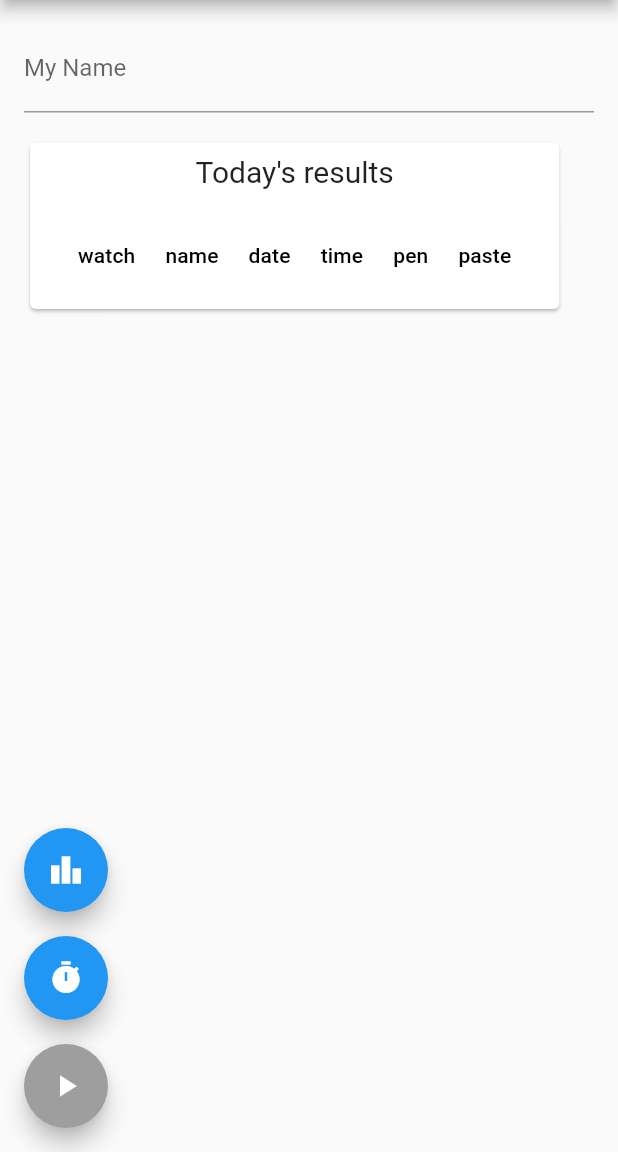
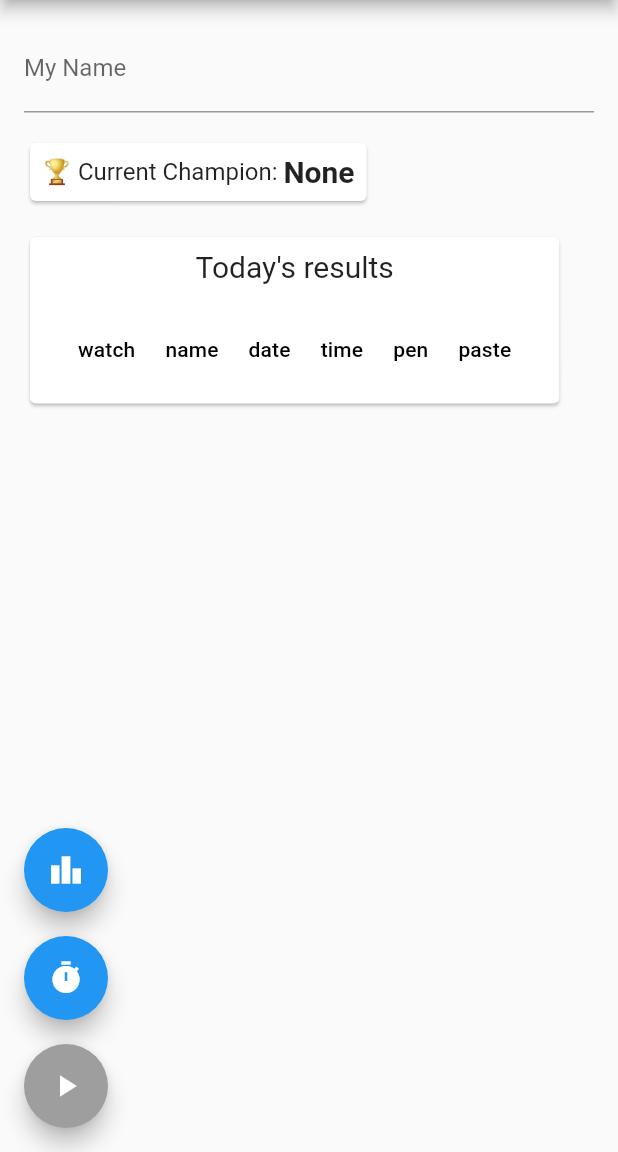
Before and after one commit to jackdreilly/reidle-flutter, a Flutter app: the screen it shows after launch, on a phone screen of 412 x 824 dp, the part 84-1236 px from its top. Run offline on Flutter 3.47's test engine with Material 2 defaults, Android fonts, the light colour scheme and no system bars; our stand-ins replace cloud_firestore, firebase_analytics, firebase_auth, firebase_core, freezed_annotation, google_fonts; accounts and stored records are empty; network calls fail; statements that could not run were skipped; project files that could hold a hidden picture were left out.

Commit message:
practice w/o name is fine, and champion card

```diff
--- a/lib/main.dart
+++ b/lib/main.dart
@@ -143,7 +143,7 @@ class ReidleProvider extends ChangeNotifier {
       }
     }
 
-    if (FirebaseAuth.instance.currentUser?.displayName?.isEmpty ?? true) {
+    if (FirebaseAuth.instance.currentUser?.displayName?.isEmpty ?? true && isReal) {
       return snack("Must set name");
     }
     if (controller.text.isEmpty) return null;
@@ -261,6 +261,7 @@ class Home extends StatelessWidget {
                   child: Column(children: const [MyNameWidget()]),
                 ),
               ),
+              const PreviousWeekWinnerCalloutWidget(),
               Padding(
                 padding: const EdgeInsets.all(8.0),
                 child: Card(
@@ -824,3 +825,29 @@ class HistoryDataTable extends StatelessWidget {
 extension on DateTime {
   DateTime get startOfDay => DateTime(year, month, day);
 }
+
+class PreviousWeekWinnerCalloutWidget extends StatelessWidget {
+  const PreviousWeekWinnerCalloutWidget({super.key});
+
+  @override
+  Widget build(BuildContext context) {
+    final thisWeeksWinnersName =
+        Provider.of<Submissions>(context).previous.firstOrNull?.name ?? "None";
+    return Padding(
+      padding: const EdgeInsets.all(8.0),
+      child: Card(
+          child: Padding(
+        padding: const EdgeInsets.all(8.0),
+        child: Row(
+          mainAxisSize: MainAxisSize.min,
+          children: [
+            const Text("🏆 Current Champion: ", style: TextStyle(fontSize: 16)),
+            Text(thisWeeksWinnersName,
+                style:
+                    const TextStyle(fontWeight: FontWeight.bold, fontSize: 20)),
+          ],
+        ),
+      )),
+    );
+  }
+}
```
